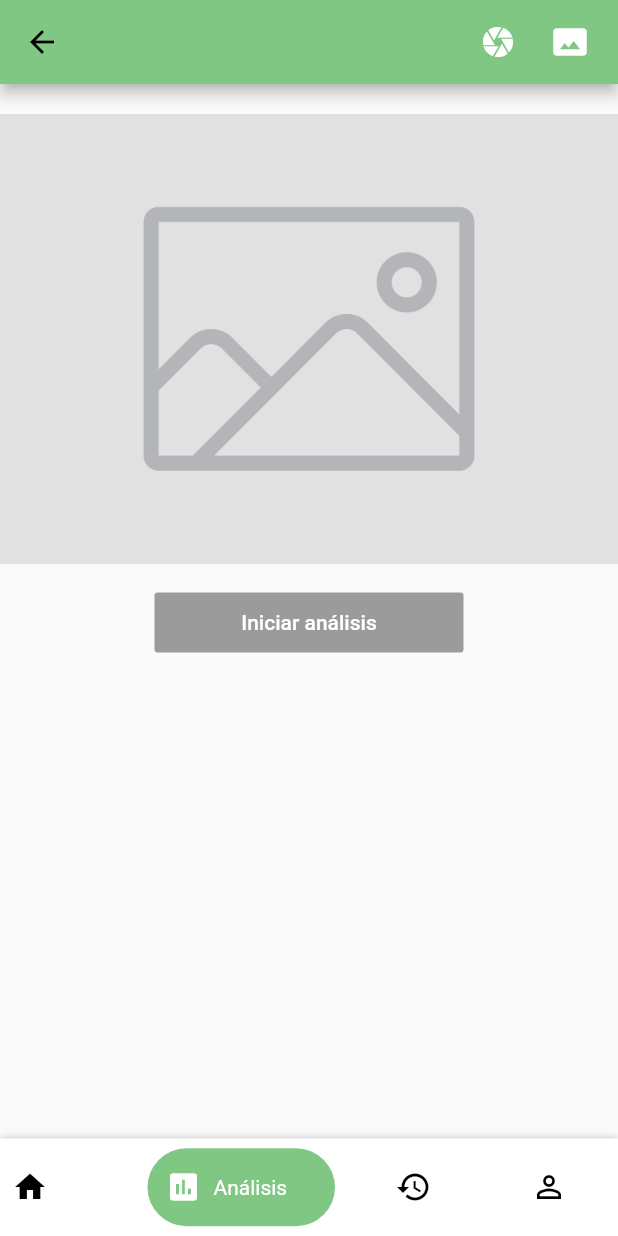
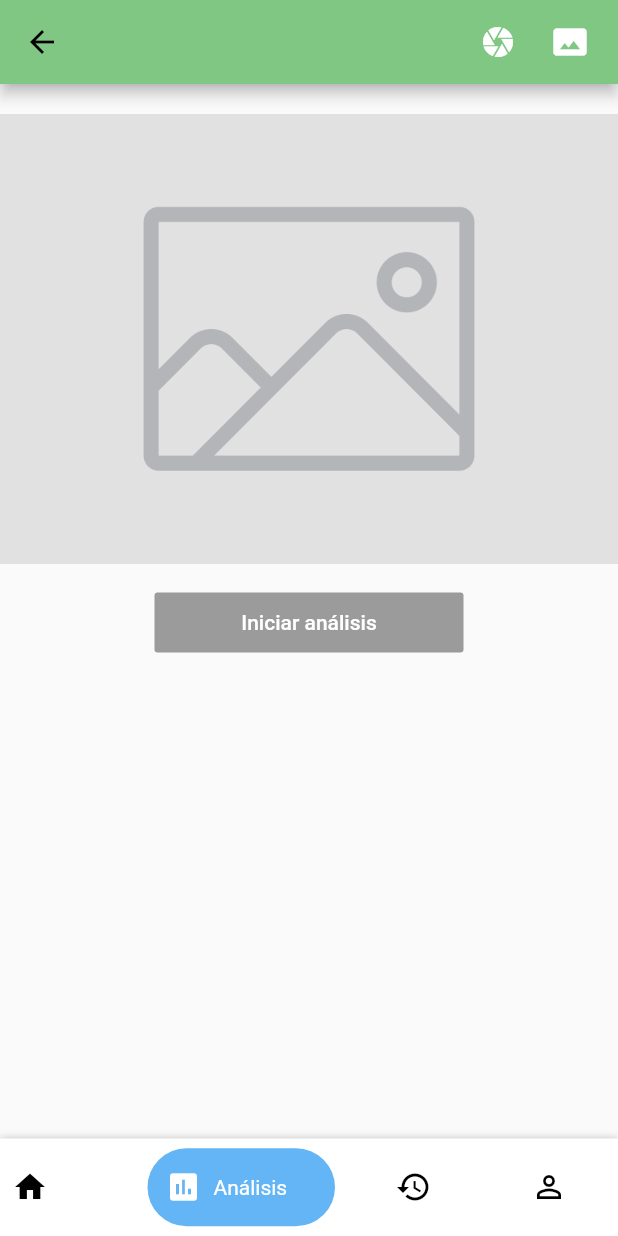
Before and after one commit to arrecis59/ui-client, a Flutter app: the HomePage screen opened by its route, item 2 of the bottom bar chosen, on a phone screen of 412 x 824 dp. Run offline on Flutter 3.47's test engine with Material 2 defaults, Android fonts, the light colour scheme and no system bars; our stand-ins replace image_picker, shared_preferences; missing offline and left inert: mime_type; accounts and stored records are empty; statements that could not run were skipped.

Commit message:
cambio de colores bar

```diff
--- a/lib/src/pages/home_page.dart
+++ b/lib/src/pages/home_page.dart
@@ -18,8 +18,8 @@ class _HomePageState extends State<HomePage> {
   Color backgroudColor = Colors.white;
 
   List<NavigationItem> items = [
-    NavigationItem(Icon(Icons.home), Text('Home'), Colors.blue.shade300),
-    NavigationItem(Icon(Icons.insert_chart), Text('Análisis'), Colors.green.shade300),
+    NavigationItem(Icon(Icons.home), Text('Home'), Color.fromRGBO(47, 181, 121, 0.7)),
+    NavigationItem(Icon(Icons.insert_chart), Text('Análisis'), Colors.blue.shade300,),
     NavigationItem(Icon(Icons.history), Text('Historial'), Colors.deepOrange.shade300),
     NavigationItem(Icon(Icons.person_outline), Text('Cuenta'), Colors.teal.shade200),
   ];
```
